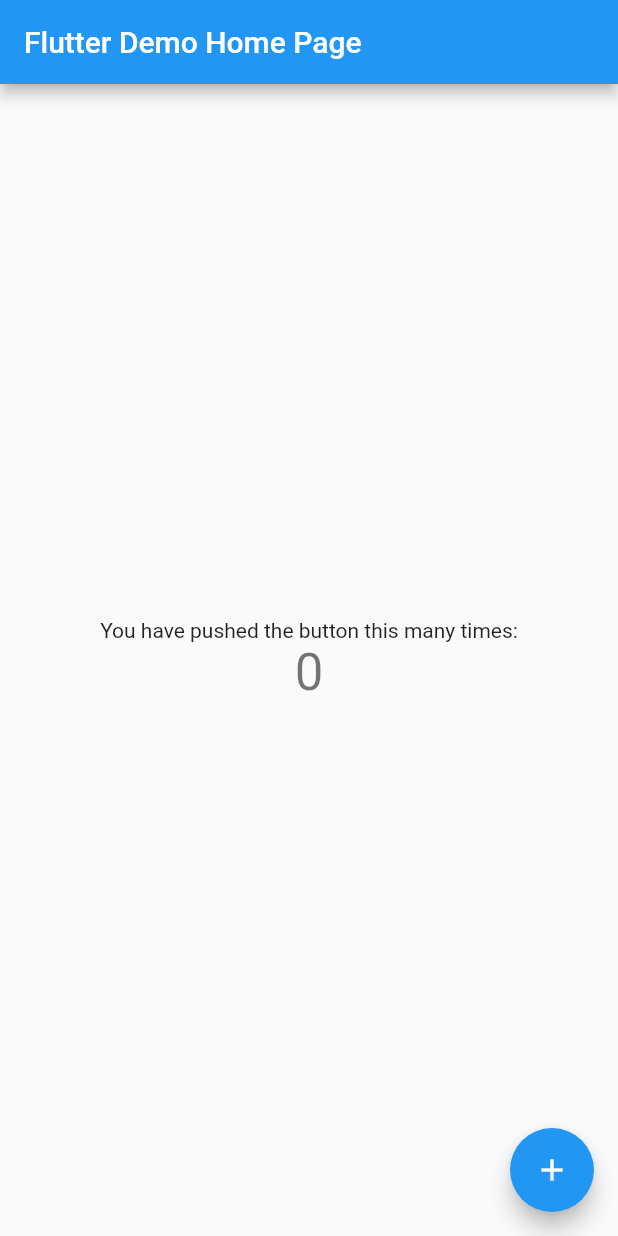
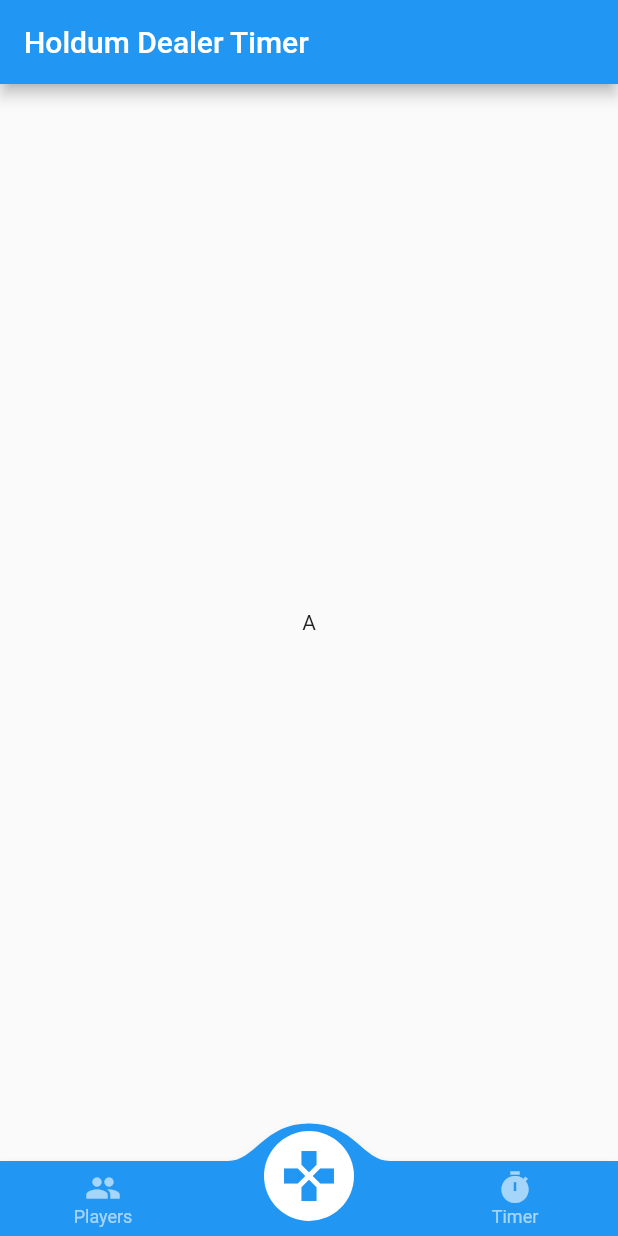
Before and after one commit to Jowooseok/flutterTimer, a Flutter app: the screen it shows after launch, on a phone screen of 412 x 824 dp. Run offline on Flutter 3.47's test engine with Material 2 defaults, Android fonts, the phone set to English and light mode, and no system bars; drawn by our look-alikes of convex_bottom_bar.

Commit message:
FEAT Tab(Controller/View/Bar) Complete  참고 : https://pub.dev/packages/convex_bottom_bar

```diff
--- a/lib/main.dart
+++ b/lib/main.dart
@@ -1,4 +1,5 @@
 import 'package:flutter/material.dart';
+import 'package:convex_bottom_bar/convex_bottom_bar.dart';
 
 void main() {
   runApp(MyApp());
@@ -9,39 +10,14 @@ class MyApp extends StatelessWidget {
   @override
   Widget build(BuildContext context) {
     return MaterialApp(
-      title: 'Flutter Demo',
-      theme: ThemeData(
-        // This is the theme of your application.
-        //
-        // Try running your application with "flutter run". You'll see the
-        // application has a blue toolbar. Then, without quitting the app, try
-        // changing the primarySwatch below to Colors.green and then invoke
-        // "hot reload" (press "r" in the console where you ran "flutter run",
-        // or simply save your changes to "hot reload" in a Flutter IDE).
-        // Notice that the counter didn't reset back to zero; the application
-        // is not restarted.
-        primarySwatch: Colors.blue,
-        // This makes the visual density adapt to the platform that you run
-        // the app on. For desktop platforms, the controls will be smaller and
-        // closer together (more dense) than on mobile platforms.
-        visualDensity: VisualDensity.adaptivePlatformDensity,
-      ),
-      home: MyHomePage(title: 'Flutter Demo Home Page'),
+      title: 'Holdum Dealer Timer',
+      home: MyHomePage(title: 'Holdum Dealer Timer'),
     );
   }
 }
 
 class MyHomePage extends StatefulWidget {
   MyHomePage({Key key, this.title}) : super(key: key);
-
-  // This widget is the home page of your application. It is stateful, meaning
-  // that it has a State object (defined below) that contains fields that affect
-  // how it looks.
-
-  // This class is the configuration for the state. It holds the values (in this
-  // case the title) provided by the parent (in this case the App widget) and
-  // used by the build method of the State. Fields in a Widget subclass are
-  // always marked "final".
 
   final String title;
 
@@ -50,68 +26,29 @@ class MyHomePage extends StatefulWidget {
 }
 
 class _MyHomePageState extends State<MyHomePage> {
-  int _counter = 0;
-
-  void _incrementCounter() {
-    setState(() {
-      // This call to setState tells the Flutter framework that something has
-      // changed in this State, which causes it to rerun the build method below
-      // so that the display can reflect the updated values. If we changed
-      // _counter without calling setState(), then the build method would not be
-      // called again, and so nothing would appear to happen.
-      _counter++;
-    });
-  }
-
   @override
   Widget build(BuildContext context) {
-    // This method is rerun every time setState is called, for instance as done
-    // by the _incrementCounter method above.
-    //
-    // The Flutter framework has been optimized to make rerunning build methods
-    // fast, so that you can just rebuild anything that needs updating rather
-    // than having to individually change instances of widgets.
-    return Scaffold(
-      appBar: AppBar(
-        // Here we take the value from the MyHomePage object that was created by
-        // the App.build method, and use it to set our appbar title.
-        title: Text(widget.title),
-      ),
-      body: Center(
-        // Center is a layout widget. It takes a single child and positions it
-        // in the middle of the parent.
-        child: Column(
-          // Column is also a layout widget. It takes a list of children and
-          // arranges them vertically. By default, it sizes itself to fit its
-          // children horizontally, and tries to be as tall as its parent.
-          //
-          // Invoke "debug painting" (press "p" in the console, choose the
-          // "Toggle Debug Paint" action from the Flutter Inspector in Android
-          // Studio, or the "Toggle Debug Paint" command in Visual Studio Code)
-          // to see the wireframe for each widget.
-          //
-          // Column has various properties to control how it sizes itself and
-          // how it positions its children. Here we use mainAxisAlignment to
-          // center the children vertically; the main axis here is the vertical
-          // axis because Columns are vertical (the cross axis would be
-          // horizontal).
-          mainAxisAlignment: MainAxisAlignment.center,
-          children: <Widget>[
-            Text(
-              'You have pushed the button this many times:',
-            ),
-            Text(
-              '$_counter',
-              style: Theme.of(context).textTheme.headline4,
-            ),
+    return DefaultTabController(
+      length: 3,
+      child: Scaffold(
+        appBar: AppBar(
+          title: const Text('Holdum Dealer Timer'),
+        ),
+        body: TabBarView(
+          children: ['A', 'B', 'C']
+              .map((i) => Center(child: Text('$i')))
+              .toList(growable: false),
+        ),
+        bottomNavigationBar: ConvexAppBar(
+          items: [
+            TabItem(icon: Icons.people, title: 'Players'),
+            TabItem(icon: Icons.gamepad, title: 'Gamge'),
+            TabItem(icon: Icons.timer, title: 'Timer'),
           ],
+          initialActiveIndex: 1, //optional, default as 0
+          onTap: (int i) => print('click index=$i'),
         ),
       ),
-      floatingActionButton: FloatingActionButton(
-        onPressed: _incrementCounter,
-        tooltip: 'Increment',
-        child: Icon(Icons.add),
-      ), // This trailing comma makes auto-formatting nicer for build methods.
     );
   }
 }
```
Also changed, not shown: pubspec.yaml (+6 -47 lines), pubspec.lock, 1 other file.
